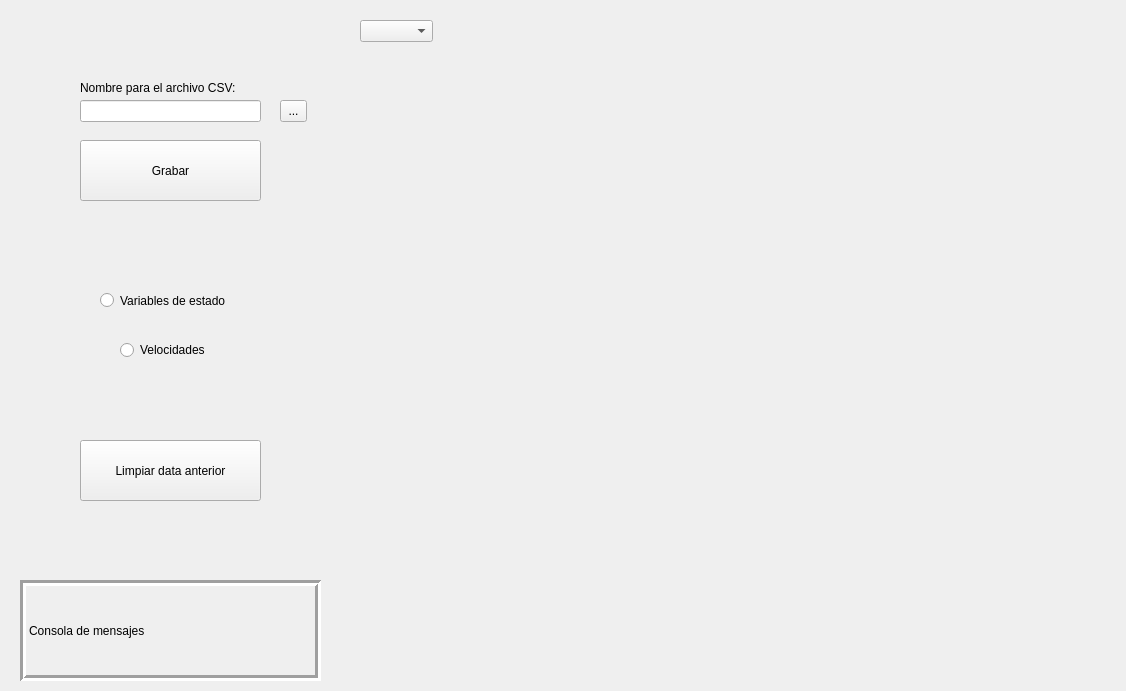
The window that src/monitoring_tab.ui (pu19249/robotat-gui) describes before a commit, drawn with Qt 5.
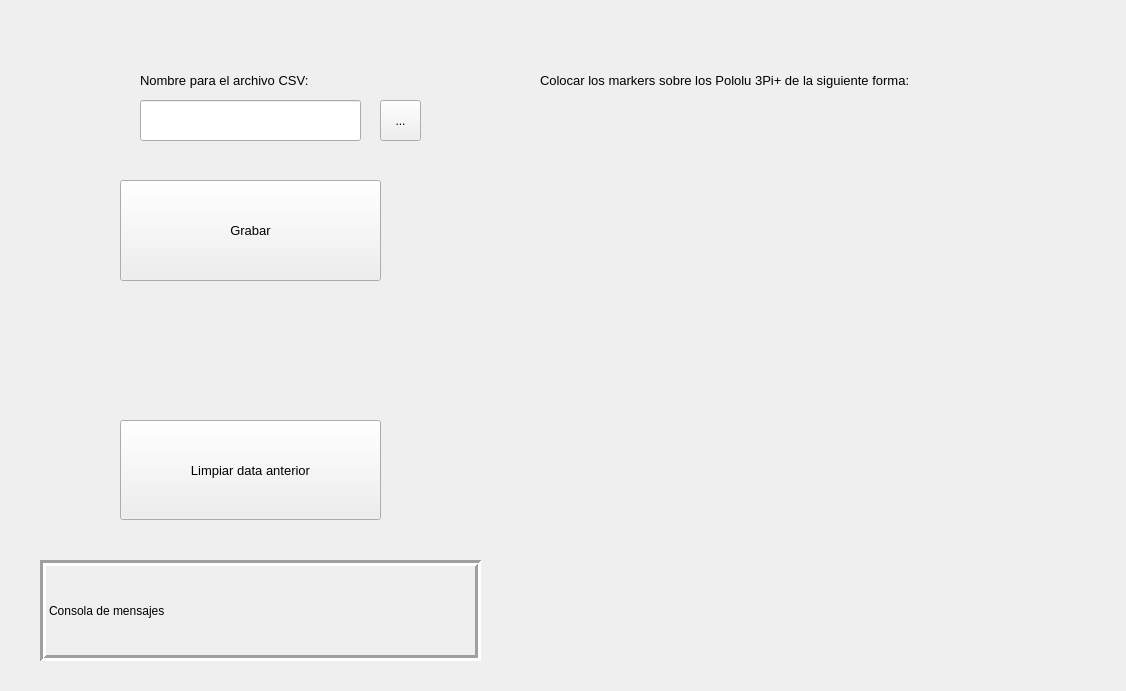
The same window after the commit. Icons and pictures are not drawn. Custom widgets are drawn as their Qt base class.

Commit message: edits to monitoring tab

Diff of the .ui file:
```diff
--- a/src/monitoring_tab.ui
+++ b/src/monitoring_tab.ui
@@ -13,77 +13,30 @@
   <property name="windowTitle">
    <string>Form</string>
   </property>
-  <widget class="MplWidget" name="MplWidget_2" native="true">
-   <property name="geometry">
-    <rect>
-     <x>340</x>
-     <y>0</y>
-     <width>761</width>
-     <height>701</height>
-    </rect>
-   </property>
-   <property name="focusPolicy">
-    <enum>Qt::NoFocus</enum>
-   </property>
-   <property name="acceptDrops">
-    <bool>false</bool>
-   </property>
-   <widget class="QComboBox" name="robot_graph_selection_2">
-    <property name="geometry">
-     <rect>
-      <x>20</x>
-      <y>20</y>
-      <width>73</width>
-      <height>22</height>
-     </rect>
-    </property>
-   </widget>
-  </widget>
   <widget class="QPushButton" name="start_monitoring">
    <property name="geometry">
     <rect>
-     <x>80</x>
-     <y>140</y>
-     <width>181</width>
-     <height>61</height>
+     <x>120</x>
+     <y>180</y>
+     <width>261</width>
+     <height>101</height>
     </rect>
    </property>
+   <property name="font">
+    <font>
+     <pointsize>10</pointsize>
+    </font>
+   </property>
    <property name="text">
     <string>Grabar</string>
    </property>
   </widget>
-  <widget class="QRadioButton" name="state">
-   <property name="geometry">
-    <rect>
-     <x>100</x>
-     <y>280</y>
-     <width>141</width>
-     <height>41</height>
-    </rect>
-   </property>
-   <property name="text">
-    <string>Variables de estado</string>
-   </property>
-  </widget>
-  <widget class="QRadioButton" name="velocities">
-   <property name="geometry">
-    <rect>
-     <x>120</x>
-     <y>340</y>
-     <width>95</width>
-     <height>20</height>
-    </rect>
-   </property>
-   <property name="text">
-    <string>Velocidades</string>
-   </property>
-  </widget>
   <widget class="QLabel" name="message_sim_monitoring">
    <property name="geometry">
     <rect>
-     <x>20</x>
-     <y>580</y>
-     <width>301</width>
+     <x>40</x>
+     <y>560</y>
+     <width>441</width>
      <height>101</height>
     </rect>
    </property>
@@ -103,22 +56,27 @@
   <widget class="QLineEdit" name="lineEdit">
    <property name="geometry">
     <rect>
-     <x>80</x>
+     <x>140</x>
      <y>100</y>
-     <width>181</width>
-     <height>22</height>
+     <width>221</width>
+     <height>41</height>
     </rect>
    </property>
   </widget>
   <widget class="QLabel" name="label">
    <property name="geometry">
     <rect>
-     <x>80</x>
-     <y>80</y>
-     <width>181</width>
-     <height>16</height>
+     <x>140</x>
+     <y>60</y>
+     <width>241</width>
+     <height>40</height>
     </rect>
    </property>
+   <property name="font">
+    <font>
+     <pointsize>10</pointsize>
+    </font>
+   </property>
    <property name="text">
     <string>Nombre para el archivo CSV:</string>
    </property>
@@ -126,10 +84,10 @@
   <widget class="QToolButton" name="csv_location">
    <property name="geometry">
     <rect>
-     <x>280</x>
+     <x>380</x>
      <y>100</y>
-     <width>27</width>
-     <height>22</height>
+     <width>41</width>
+     <height>41</height>
     </rect>
    </property>
    <property name="text">
@@ -139,25 +97,62 @@
   <widget class="QPushButton" name="clean_previous_data">
    <property name="geometry">
     <rect>
-     <x>80</x>
-     <y>440</y>
-     <width>181</width>
-     <height>61</height>
+     <x>120</x>
+     <y>420</y>
+     <width>261</width>
+     <height>100</height>
     </rect>
    </property>
+   <property name="font">
+    <font>
+     <pointsize>10</pointsize>
+    </font>
+   </property>
    <property name="text">
     <string>Limpiar data anterior</string>
    </property>
   </widget>
+  <widget class="QLabel" name="label_2">
+   <property name="geometry">
+    <rect>
+     <x>500</x>
+     <y>120</y>
+     <width>521</width>
+     <height>421</height>
+    </rect>
+   </property>
+   <property name="text">
+    <string/>
+   </property>
+   <property name="pixmap">
+    <pixmap>pictures/marker.png</pixmap>
+   </property>
+   <property name="scaledContents">
+    <bool>true</bool>
+   </property>
+  </widget>
+  <widget class="QLabel" name="label_3">
+   <property name="geometry">
+    <rect>
+     <x>540</x>
+     <y>60</y>
+     <width>441</width>
+     <height>41</height>
+    </rect>
+   </property>
+   <property name="font">
+    <font>
+     <pointsize>10</pointsize>
+    </font>
+   </property>
+   <property name="text">
+    <string>Colocar los markers sobre los Pololu 3Pi+ de la siguiente forma:</string>
+   </property>
+   <property name="wordWrap">
+    <bool>true</bool>
+   </property>
+  </widget>
  </widget>
- <customwidgets>
-  <customwidget>
-   <class>MplWidget</class>
-   <extends>QWidget</extends>
-   <header>mplwidget.h</header>
-   <container>1</container>
-  </customwidget>
- </customwidgets>
  <resources/>
  <connections/>
 </ui>
```
The commit also changes 2 other files.
